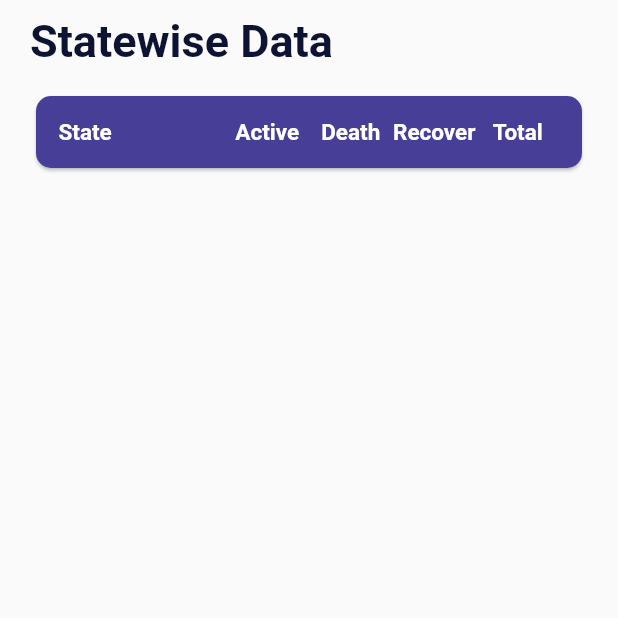
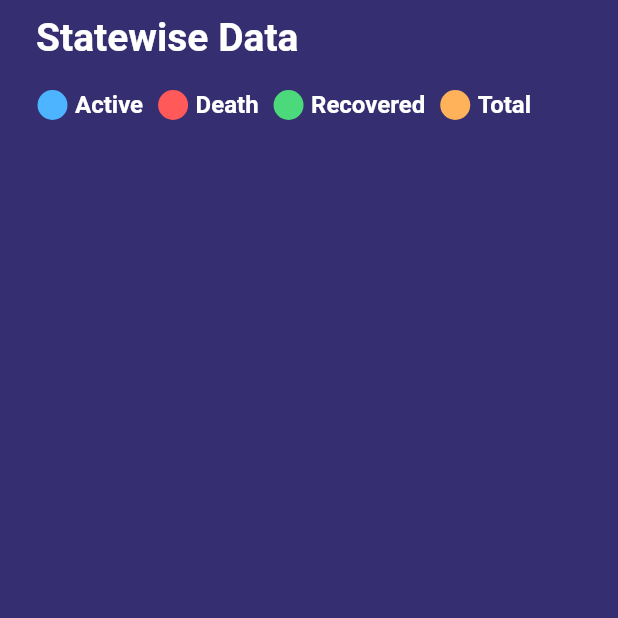
Before and after one commit to Abhishekdm/covid19, a Flutter app: the StatewiseData screen opened directly, on a phone screen of 412 x 824 dp, the top half of it. Run offline on Flutter 3.47's test engine with Material 2 defaults, Android fonts, the phone set to English and light mode, and no system bars; our stand-ins replace fl_chart; network calls fail.

Commit message:
final design

```diff
--- a/lib/components/image_text_column.dart
+++ b/lib/components/image_text_column.dart
@@ -1,3 +1,4 @@
+import 'package:covid19/contants.dart';
 import 'package:flutter/material.dart';
 
 class ImageTextColumn extends StatelessWidget {
@@ -12,7 +13,7 @@ class ImageTextColumn extends StatelessWidget {
       padding: EdgeInsets.all(10),
       decoration: BoxDecoration(
         borderRadius: BorderRadius.circular(10),
-        color: Color(0xFF473F97),
+        color: kBackgroundColor,
       ),
       width: 105,
       child: Column(
--- a/lib/components/list_view_item_card.dart
+++ b/lib/components/list_view_item_card.dart
@@ -18,7 +18,7 @@ class ListViewItemCard extends StatelessWidget {
   @override
   Widget build(BuildContext context) {
     return Card(
-      color: kBackgroundColor,
+      color: Colors.white,
       shape: RoundedRectangleBorder(
         borderRadius: BorderRadius.circular(10),
       ),
@@ -30,6 +30,7 @@ class ListViewItemCard extends StatelessWidget {
               label: state,
               flex: 2,
               textAlign: TextAlign.start,
+              color: kFontColor,
             ),
             _CardTextLabel(
               label: active.replaceAllMapped(reg, mathFunc),
--- a/lib/contants.dart
+++ b/lib/contants.dart
@@ -2,8 +2,9 @@ import 'package:flutter/material.dart';
 
 enum Day { today, yestarday }
 
+const kAppBarColor = Color(0xff473F97);
 const kFontColor = Color(0xff0D1333);
-const kBackgroundColor = Color(0xFF473F97);
+const kBackgroundColor = Color(0xFF352F71);
 const kAffectedColor = Color(0xFFFFB259);
 const kDeathColor = Color(0xFFFF5959);
 const kRecoveredColor = Color(0xFF4CD97B);
--- a/lib/main.dart
+++ b/lib/main.dart
@@ -27,7 +27,7 @@ class _PageControlState extends State<PageControl> {
   Widget build(BuildContext context) {
     return Scaffold(
       appBar: AppBar(
-        backgroundColor: kBackgroundColor,
+        backgroundColor: kAppBarColor,
         title: Text('Welcome!'),
       ),
       body: _pages[_selectedItem],
@@ -46,6 +46,7 @@ class _PageControlState extends State<PageControl> {
             title: Text(''),
           ),
         ],
+        selectedItemColor: kAppBarColor,
         currentIndex: _selectedItem,
         onTap: (index) {
           setState(() {
--- a/lib/screen/Statistics_screen.dart
+++ b/lib/screen/Statistics_screen.dart
@@ -164,7 +164,7 @@ class _StatisticsScreenState extends State<StatisticsScreen> {
                         'Statistics',
                         style: TextStyle(
                           color: Colors.white,
-                          fontSize: 30.0,
+                          fontSize: 25.0,
                           fontWeight: FontWeight.bold,
                         ),
                       ),
@@ -330,6 +330,9 @@ class _StatisticsScreenState extends State<StatisticsScreen> {
                     ],
                   ),
                 ),
+                SizedBox(
+                  height: 6,
+                ),
                 Container(
                   padding: EdgeInsets.only(
                     top: 20,
--- a/lib/screen/home_screen.dart
+++ b/lib/screen/home_screen.dart
@@ -92,7 +92,7 @@ class _MainPart extends StatelessWidget {
               Text(
                 'Are you feeling sick?',
                 style: TextStyle(
-                  fontSize: 26.0,
+                  fontSize: 25.0,
                   color: Colors.white,
                   fontWeight: FontWeight.bold,
                 ),
@@ -101,7 +101,7 @@ class _MainPart extends StatelessWidget {
                 height: 20.0,
               ),
               Text(
-                'If you feel sick with any of covid-19 symptoms please call or SMS 1075 immediately for help.',
+                'If you feel sick with any of the covid-19 symptoms please call or SMS 1075 immediately for help.',
                 style: TextStyle(
                   fontSize: 17.0,
                   color: Colors.white,
--- a/lib/screen/state_wise_date_screen.dart
+++ b/lib/screen/state_wise_date_screen.dart
@@ -37,6 +37,7 @@ class _StatewiseDataState extends State<StatewiseData> {
   @override
   Widget build(BuildContext context) {
     return Scaffold(
+      backgroundColor: kBackgroundColor,
       body: Container(
         padding: const EdgeInsets.only(
           left: 20,
@@ -47,38 +48,42 @@ class _StatewiseDataState extends State<StatewiseData> {
         child: Column(
           crossAxisAlignment: CrossAxisAlignment.stretch,
           children: <Widget>[
-            Text(
+            Container(
+              margin: EdgeInsets.only(
+                left: 4,
+              ),
+              child: Text(
                 'Statewise Data',
                 style: TextStyle(
-                color: kFontColor,
-                fontSize: 30.0,
+                  color: Colors.white,
+                  fontSize: 26.0,
                   fontWeight: FontWeight.bold,
+                ),
               ),
             ),
             SizedBox(
               height: 15,
             ),
-            Card(
-              color: kBackgroundColor,
-              shape: RoundedRectangleBorder(
-                borderRadius: BorderRadius.circular(10),
+            Container(
+              child: Row(
+                children: <Widget>[
+                  _ContainerWithColorFillAndText(
+                    iconFillColor: kActiveColor,
+                    labelText: 'Active',
                   ),
-              child: Padding(
-                padding: EdgeInsets.all(15.0),
-                child: Row(
-                  mainAxisAlignment: MainAxisAlignment.spaceBetween,
-                  children: <Widget>[
-                    _TitleTextLabel(
-                      label: 'State',
-                      flex: 2,
-                      textAlign: TextAlign.start,
+                  _ContainerWithColorFillAndText(
+                    iconFillColor: kDeathColor,
+                    labelText: 'Death',
                   ),
-                    _TitleTextLabel(label: 'Active'),
-                    _TitleTextLabel(label: 'Death'),
-                    _TitleTextLabel(label: 'Recover'),
-                    _TitleTextLabel(label: 'Total'),
+                  _ContainerWithColorFillAndText(
+                    iconFillColor: kRecoveredColor,
+                    labelText: 'Recovered',
+                  ),
+                  _ContainerWithColorFillAndText(
+                    iconFillColor: kAffectedColor,
+                    labelText: 'Total',
+                  ),
                 ],
-                ),
               ),
             ),
             Expanded(
@@ -103,31 +108,67 @@ class _StatewiseDataState extends State<StatewiseData> {
   }
 }
 
-class _TitleTextLabel extends StatelessWidget {
-  final String label;
-  final Color color;
-  final int flex;
-  final TextAlign textAlign;
-  const _TitleTextLabel({
-    this.label,
-    this.color = Colors.white,
-    this.flex = 1,
-    this.textAlign = TextAlign.center,
+class _ContainerWithColorFillAndText extends StatelessWidget {
+  final Color iconFillColor;
+  final String labelText;
+  const _ContainerWithColorFillAndText({
+    this.iconFillColor = Colors.black,
+    this.labelText = '',
   });
 
   @override
   Widget build(BuildContext context) {
-    return Expanded(
-      flex: flex,
-      child: Text(
-        label,
-        textAlign: textAlign,
+    return Container(
+      padding: EdgeInsets.all(5),
+      child: Row(
+        children: <Widget>[
+          Container(
+            height: 20,
+            width: 20,
+            decoration: BoxDecoration(
+              color: iconFillColor,
+              borderRadius: BorderRadius.circular(10),
+            ),
+          ),
+          SizedBox(
+            width: 5,
+          ),
+          Text(
+            labelText,
             style: TextStyle(
-          color: color,
-          fontSize: 15,
-          fontWeight: FontWeight.bold,
+                color: Colors.white, fontWeight: FontWeight.bold, fontSize: 16),
           ),
+        ],
       ),
     );
   }
 }
+
+// class _TitleTextLabel extends StatelessWidget {
+//   final String label;
+//   final Color color;
+//   final int flex;
+//   final TextAlign textAlign;
+//   const _TitleTextLabel({
+//     this.label,
+//     this.color = Colors.white,
+//     this.flex = 1,
+//     this.textAlign = TextAlign.center,
+//   });
+
+//   @override
+//   Widget build(BuildContext context) {
+//     return Expanded(
+//       flex: flex,
+//       child: Text(
+//         label,
+//         textAlign: textAlign,
+//         style: TextStyle(
+//           color: color,
+//           fontSize: 15,
+//           fontWeight: FontWeight.bold,
+//         ),
+//       ),
+//     );
+//   }
+// }
```
Also changed, not shown: images/1.png (deleted), images/breath_less.png, images/dry_cough.png, images/fever.png, images/head_ache.png. Lines whose indentation alone changed are shown as unchanged.
